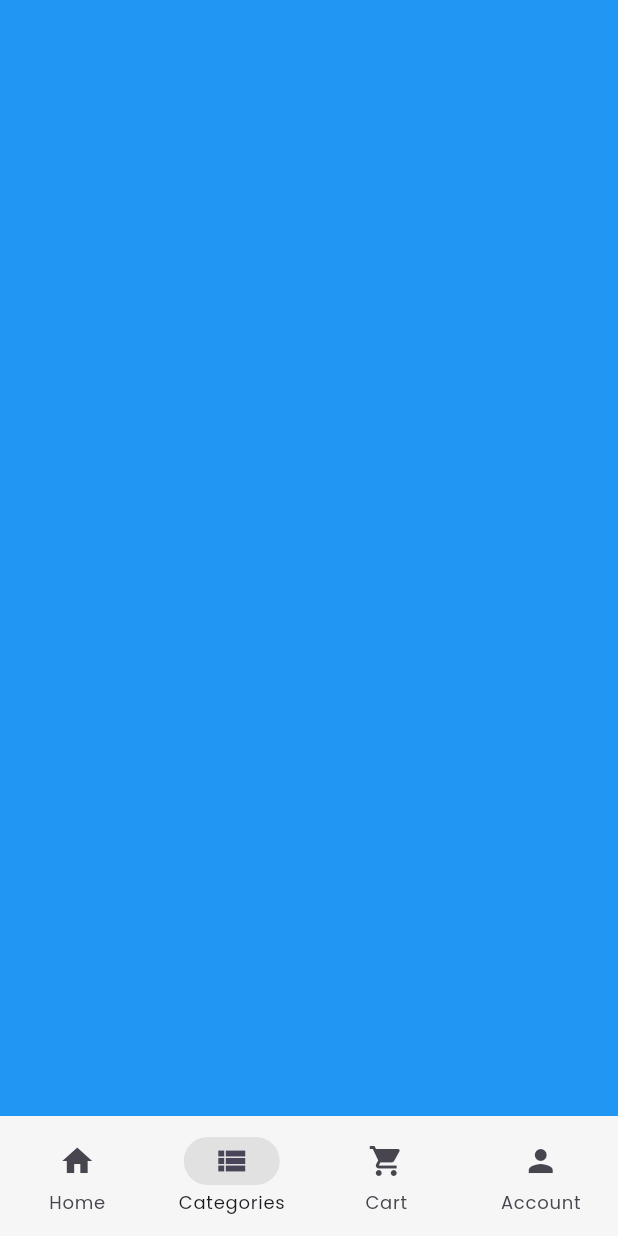
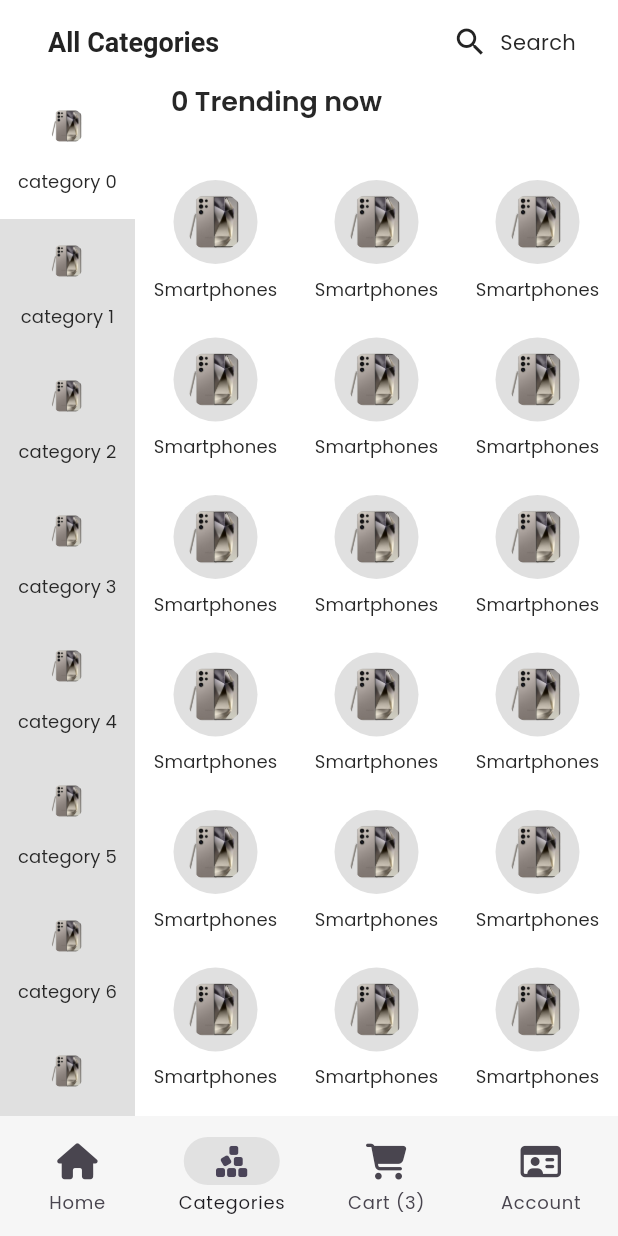
Before and after one commit to tapan98/flutter-gshop, a Flutter app: the NavigationMenu screen opened directly, item 2 of the bottom bar chosen, on a phone screen of 412 x 824 dp. Run offline on Flutter 3.47's test engine with Material 3 defaults, Android fonts, the light colour scheme and no system bars; our stand-ins replace carousel_slider, font_awesome_flutter, get, get_storage, logger; accounts and stored records are empty.

Commit message:
feat: Enhance rating chip and add category screen
This commit introduces enhancements to the rating chip, along with the addition of a new category screen and associated widgets.

The changes include:

-   **Rating Chip Enhancement:**
    -   Modified `RatingChip` to use `RoundedCornerContainer` for improved styling.
    -  Updated the background color based on the current theme mode.

- **Category Screen Implementation:**
    -   Added `CategoriesScreen` as the new category screen.
    -   Implemented `CategoryPanel` widget to display category selections with background color changes based on dark/light mode.
    - Added `category_section.dart` to render category section in the body.
    - Added `CircularImageText` widget to include image and text under it, e.g., for category items.
    - Added `CategoryController` to manage categories, their selections, and data
-  **AppBar Improvements:**
    -  Removed `HelperFunctions.setDynamicStatusBarTheme(context)` call from `AppBar` and updated it in `onboarding_screen.dart` instead.
    -  Updated category menu icon.
-   **Navigation Menu Updates:**
    -   Added `CategoriesScreen` to the `NavigationMenu`.
    -   Updated `NavigationMenu` icons and cart label.
    -   Updated `font_awesome_flutter` dependency.
- **Helper Functions Updates:**
    -   Removed `statusBarBrightness` from `setDynamicStatusBarTheme` to fix issue.
- **Category Model:**
    - Added `CategoryModel` to manage each category.
- **Product Card Updates:**
    - Modified `RatingChip` to have its own container.
    - Added `overflow: TextOverflow.ellipsis` to the `offerText`.
- **Search Bar Updates:**
    - Added option `height` in `GSearchBar`.
- **Circular Container:**
    - Added new widget `CircularContainer` to manage circular containers.
- **Address Bar Updates:**
    - Updated `AddressBar` label and style.
- **Other Updates:**
    - Updated `pubspec.yaml` and `pubspec.lock` to include `font_awesome_flutter` dependency.
    - Created a new `logger.dart` file to manage logging, for debugging purposes.

```diff
--- a/lib/common/widgets/appbar/appbar.dart
+++ b/lib/common/widgets/appbar/appbar.dart
@@ -1,4 +1,5 @@
 import 'package:flutter/material.dart';
+import 'package:flutter/services.dart';
 import 'package:get/get.dart';
 import 'package:gshop/util/constants/colors.dart';
 import 'package:gshop/util/constants/sizes.dart';
@@ -20,12 +21,10 @@ class GAppBar extends StatelessWidget implements PreferredSizeWidget {
 
   @override
   Widget build(BuildContext context) {
-    HelperFunctions.setDynamicStatusBarTheme(context);
     final isDark = HelperFunctions.isDarkMode(context);
     return Padding(
       padding: const EdgeInsets.symmetric(horizontal: GSizes.md),
       child: AppBar(
-        backgroundColor: Colors.transparent,
         automaticallyImplyLeading: false,
         leading: showBackArrow
             ? IconButton(
--- /dev/null
+++ b/lib/common/widgets/custom_shapes/container/circular_container.dart
@@ -0,0 +1,40 @@
+import 'package:flutter/material.dart';
+import 'package:gshop/util/constants/colors.dart';
+import 'package:gshop/util/constants/sizes.dart';
+import 'package:gshop/util/helpers/helper_functions.dart';
+
+class CircularContainer extends StatelessWidget {
+  const CircularContainer({
+    super.key,
+    this.width = GSizes.iconMd,
+    this.height = GSizes.iconMd,
+    this.backgroundColor,
+    this.border,
+    this.padding = const EdgeInsets.all(GSizes.xs),
+    this.child,
+  });
+
+  final double? width, height;
+  final Color? backgroundColor;
+  final BoxBorder? border;
+  final EdgeInsetsGeometry padding;
+  final Widget? child;
+
+  @override
+  Widget build(BuildContext context) {
+    final isDark = HelperFunctions.isDarkMode(context);
+    return Container(
+      width: width,
+      height: height,
+      padding: padding,
+      decoration: BoxDecoration(
+        color: (backgroundColor == null)
+            ? (isDark ? GColors.grey : GColors.white)
+            : backgroundColor,
+        borderRadius: BorderRadius.circular(100),
+        border: border,
+      ),
+      child: child,
+    );
+  }
+}
--- /dev/null
+++ b/lib/common/widgets/custom_shapes/container/circular_image_text.dart
@@ -0,0 +1,65 @@
+import 'package:flutter/material.dart';
+import 'package:gshop/util/constants/colors.dart';
+import 'package:gshop/util/constants/sizes.dart';
+import 'package:gshop/util/helpers/helper_functions.dart';
+
+class CircularImageText extends StatelessWidget {
+  const CircularImageText({
+    super.key,
+    this.width = 56,
+    this.height = 56,
+    this.imagePadding = GSizes.sm,
+    required this.image,
+    this.overlayColor,
+    this.fit = BoxFit.cover,
+    required this.text,
+    this.onTap,
+    this.imageBackgroundColor,
+  });
+
+  final double width, height, imagePadding;
+  final String text;
+  final String image;
+  final Color? overlayColor;
+  final BoxFit fit;
+  final VoidCallback? onTap;
+  final Color? imageBackgroundColor;
+
+  @override
+  Widget build(BuildContext context) {
+    final isDark = HelperFunctions.isDarkMode(context);
+    return InkWell(
+      onTap: onTap,
+      child: Column(
+        children: [
+          // Circular Image
+          Container(
+            width: width,
+            height: height,
+            padding: EdgeInsets.all(imagePadding),
+            decoration: BoxDecoration(
+              color: imageBackgroundColor ?? (isDark ? GColors.darkerGrey : GColors.grey),
+              borderRadius: BorderRadius.circular(100),
+            ),
+            child: ClipRRect(
+              borderRadius: BorderRadius.circular(100),
+              child: Image(
+                image: AssetImage(image),
+                color: overlayColor,
+              ),
+            ),
+          ),
+
+          const SizedBox(height: GSizes.spaceBtwItems / 2),
+
+          // Text
+          Text(text,
+              maxLines: 1,
+              style: Theme.of(context).textTheme.labelLarge,
+              textAlign: TextAlign.center,
+              overflow: TextOverflow.ellipsis),
+        ],
+      ),
+    );
+  }
+}
--- a/lib/common/widgets/custom_shapes/container/search_bar.dart
+++ b/lib/common/widgets/custom_shapes/container/search_bar.dart
@@ -13,6 +13,7 @@ class GSearchBar extends StatelessWidget {
     this.showBorder = true,
     this.onTap,
     this.padding = const EdgeInsets.symmetric(horizontal: GSizes.defaultSpace),
+    this.height,
   });
 
   final String text;
@@ -20,6 +21,7 @@ class GSearchBar extends StatelessWidget {
   final bool transparentBackground, showBorder;
   final VoidCallback? onTap;
   final EdgeInsetsGeometry padding;
+  final double? height;
 
   @override
   Widget build(BuildContext context) {
@@ -28,11 +30,12 @@ class GSearchBar extends StatelessWidget {
       onTap: onTap,
       child: Column(
         children: [
-          HelperFunctions.spaceBtwItemsHeight(),
+          // HelperFunctions.spaceBtwItemsHeight(),
           Padding(
             padding: padding,
             child: Container(
               width: DeviceUtils.getScreenWidth(context),
+              height: height,
               padding: EdgeInsets.all(GSizes.md),
               decoration: BoxDecoration(
                 color: transparentBackground
--- a/lib/common/widgets/products/product_cards/product_card_vertical.dart
+++ b/lib/common/widgets/products/product_cards/product_card_vertical.dart
@@ -38,11 +38,7 @@ class ProductCardVertical extends StatelessWidget {
                 Positioned(
                   bottom: 12,
                   left: 12,
-                  child: RoundedCornerContainer(
-                    padding: EdgeInsets.all(GSizes.xs),
-                    radius: GSizes.xs,
-                    child: RatingChip(rating: productRating,totalRatings: totalRatings),
-                  ),
+                  child: RatingChip(rating: productRating,totalRatings: totalRatings),
                 ),
               ],
             ),
@@ -81,6 +77,7 @@ class ProductCardVertical extends StatelessWidget {
                 Text(
                   offerText!,
                   style: Theme.of(context).textTheme.bodyLarge,
+                  overflow: TextOverflow.ellipsis,
                 ),
             ],
           ),
--- a/lib/common/widgets/products/rating/rating_chip.dart
+++ b/lib/common/widgets/products/rating/rating_chip.dart
@@ -1,4 +1,5 @@
 import 'package:flutter/material.dart';
+import 'package:gshop/common/widgets/custom_shapes/container/rounded_corner_container.dart';
 import 'package:gshop/util/constants/colors.dart';
 import 'package:gshop/util/constants/sizes.dart';
 import 'package:gshop/util/helpers/helper_functions.dart';
@@ -18,7 +19,12 @@ class RatingChip extends StatelessWidget {
 
   @override
   Widget build(BuildContext context) {
-    return Row(
+    final isDark = HelperFunctions.isDarkMode(context);
+    return RoundedCornerContainer(
+      padding: EdgeInsets.all(GSizes.xs),
+      radius: GSizes.xs,
+      backgroundColor: isDark ? GColors.grey : GColors.white,
+      child: Row(
         children: [
           Text("$rating ",
               style: Theme.of(context)
@@ -37,6 +43,7 @@ class RatingChip extends StatelessWidget {
                     .labelMedium!
                     .apply(color: GColors.black.withValues(alpha: 0.5))),
         ],
+      ),
     );
   }
 }
--- a/lib/features/authentication/screens/onboarding/onboarding_screen.dart
+++ b/lib/features/authentication/screens/onboarding/onboarding_screen.dart
@@ -3,6 +3,7 @@ import 'package:get/get.dart';
 import 'package:gshop/features/authentication/controllers/onboarding/onboarding_controller.dart';
 import 'package:gshop/util/constants/image_strings.dart';
 import 'package:gshop/util/constants/text_strings.dart';
+import 'package:gshop/util/helpers/helper_functions.dart';
 
 import 'widgets/onboarding_next_button.dart';
 import 'widgets/onboarding_page.dart';
@@ -13,6 +14,7 @@ class OnboardingScreen extends StatelessWidget {
 
   @override
   Widget build(BuildContext context) {
+    HelperFunctions.setDynamicStatusBarTheme(context);
     final controller = Get.put(OnboardingController());
     return Scaffold(
       body: Stack(
--- /dev/null
+++ b/lib/features/shop/controllers/category_controller.dart
@@ -0,0 +1,68 @@
+import 'package:flutter/material.dart';
+import 'package:font_awesome_flutter/font_awesome_flutter.dart';
+import 'package:get/get.dart';
+import 'package:gshop/common/widgets/custom_shapes/container/circular_container.dart';
+import 'package:gshop/common/widgets/custom_shapes/container/circular_image_text.dart';
+import 'package:gshop/features/shop/models/category_model.dart';
+import 'package:gshop/features/shop/screens/categories/widgets/category_section.dart';
+import 'package:gshop/util/constants/image_strings.dart';
+import 'package:gshop/util/logger/logger.dart';
+
+/// Instantiated in CategoriesScreen
+class CategoryController extends GetxController {
+  static CategoryController get instance => Get.find();
+
+  // Variables
+  final RxInt selectedIndex = 0.obs;
+  final sectionScrollController = ScrollController();
+
+  // TODO: To be dynamically fetched
+  final RxList<CategoryModel> categories = [
+    "Appliances",
+    "Mobiles",
+    "Electronics",
+    "Toys",
+    "Personal Care",
+    "Furniture",
+    "Clothes",
+    "Travel",
+    "Bikes & Scooters",
+    "Services"
+  ]
+     .asMap().entries .map(
+        (entry) => CategoryModel(
+          navigationRailDestination: NavigationRailDestination(
+              icon: FaIcon(FontAwesomeIcons.cubesStacked),
+              label: Text(entry.value, textAlign: TextAlign.center)),
+          destination: CategorySection(sectionTitle: "${entry.key} Trending now",),
+        ),
+      )
+      .toList()
+      .obs;
+
+  // Methods
+  List<NavigationRailDestination> getCategories() {
+    // TODO: fetch categories
+    return categories.map((item) => item.navigationRailDestination).toList();
+  }
+
+  List<Widget> getDestinations() {
+    // TODO: fetch category destinations
+    return categories.map((item) => item.destination).toList();
+  }
+
+  void onCategorySelected(int index) {
+    selectedIndex.value = index;
+    if (sectionScrollController.hasClients) {
+      sectionScrollController.animateTo(0, duration: Duration(milliseconds: 100), curve: Curves.easeIn);
+    }
+  }
+
+  @override
+  void onClose() {
+    Log.debug("Disposing sectionScrollController ...");
+    sectionScrollController.dispose();
+    super.onClose();
+
+  }
+}
--- /dev/null
+++ b/lib/features/shop/models/category_model.dart
@@ -0,0 +1,11 @@
+import 'package:flutter/material.dart';
+
+class CategoryModel {
+  CategoryModel({
+    required this.navigationRailDestination,
+    required this.destination,
+  });
+
+  final NavigationRailDestination navigationRailDestination;
+  final Widget destination;
+}
--- /dev/null
+++ b/lib/features/shop/screens/categories/categories_screen.dart
@@ -0,0 +1,61 @@
+import 'package:flutter/material.dart';
+import 'package:flutter/services.dart';
+import 'package:font_awesome_flutter/font_awesome_flutter.dart';
+import 'package:get/get.dart';
+import 'package:gshop/common/widgets/appbar/appbar.dart';
+import 'package:gshop/common/widgets/custom_shapes/container/search_bar.dart';
+import 'package:gshop/features/shop/screens/categories/widgets/category_panel.dart';
+import 'package:gshop/util/constants/colors.dart';
+import 'package:gshop/util/constants/image_strings.dart';
+import 'package:gshop/util/constants/sizes.dart';
+import 'package:gshop/util/device_utils/device_utility.dart';
+import 'package:gshop/util/helpers/helper_functions.dart';
+
+import '../../controllers/category_controller.dart';
+
+class CategoriesScreen extends StatelessWidget {
+  const CategoriesScreen({super.key});
+
+  @override
+  Widget build(BuildContext context) {
+    final isDark = HelperFunctions.isDarkMode(context);
+    final controller = Get.put(CategoryController());
+
+    return Scaffold(
+
+      appBar: GAppBar(
+        showBackArrow: false,
+        title: Text("All Categories"),
+        actions: [
+          // Search Button
+          TextButton(
+            onPressed: () {},
+            child: Row(
+              children: [
+                Icon(
+                  Icons.search,
+                  size: GSizes.iconMd,
+                  color: isDark ? GColors.white : GColors.black,
+                ),
+                const SizedBox(width: GSizes.spaceBtwItems / 2),
+                Text("Search", style: Theme.of(context).textTheme.bodyMedium),
+              ],
+            ),
+          ),
+        ],
+      ),
+      body: Row(
+        children: [
+          // NavigationRail
+          CategoryPanel(),
+
+          // Body
+          Expanded(
+            child: Obx(() =>
+                controller.getDestinations()[controller.selectedIndex.value]),
+          ),
+        ],
+      ),
+    );
+  }
+}
--- /dev/null
+++ b/lib/features/shop/screens/categories/widgets/category_panel.dart
@@ -0,0 +1,56 @@
+import 'package:flutter/material.dart';
+import 'package:get/get.dart';
+import 'package:gshop/common/widgets/custom_shapes/container/circular_image_text.dart';
+import 'package:gshop/features/shop/controllers/category_controller.dart';
+import 'package:gshop/util/constants/colors.dart';
+import 'package:gshop/util/constants/image_strings.dart';
+import 'package:gshop/util/constants/sizes.dart';
+import 'package:gshop/util/helpers/helper_functions.dart';
+
+class CategoryPanel extends StatelessWidget {
+  const CategoryPanel({super.key});
+
+  @override
+  Widget build(BuildContext context) {
+    final isDark = HelperFunctions.isDarkMode(context);
+    final controller = CategoryController.instance;
+
+    final panelBackgroundColor = isDark ? GColors.darkerGrey : GColors.grey;
+    final selectedItemColor = isDark ? GColors.black : GColors.white;
+
+    return LayoutBuilder(
+      builder: (context, constraint) {
+        return ConstrainedBox(
+          constraints:
+              BoxConstraints(minHeight: constraint.maxHeight, maxWidth: 90),
+          child: ListView.builder(
+            itemCount: controller.categories.length,
+            shrinkWrap: true,
+            itemBuilder: (context, index) => InkWell(
+              // TODO: set index & navigate to selected category section
+              onTap: () => controller.onCategorySelected(index),
+              child: Obx(
+                () => Container(
+                  width: 56,
+                  height: 90,
+                  padding: EdgeInsets.all(GSizes.sm),
+                  decoration: BoxDecoration(
+                    // Highlight selected Category
+                    color: index == controller.selectedIndex.value ? selectedItemColor : panelBackgroundColor,
+                  ),
+                  child: CircularImageText(
+                    width: 40,
+                    height: 40,
+                    image: GImages.product1,
+                    imageBackgroundColor: Colors.transparent,
+                    text: "category $index",
+                  ),
+                ),
+              ),
+            ),
+          ),
+        );
+      },
+    );
+  }
+}
--- /dev/null
+++ b/lib/features/shop/screens/categories/widgets/category_section.dart
@@ -0,0 +1,52 @@
+import 'package:flutter/material.dart';
+import 'package:gshop/common/widgets/custom_shapes/container/circular_container.dart';
+import 'package:gshop/common/widgets/custom_shapes/container/circular_image_text.dart';
+import 'package:gshop/common/widgets/texts/section_heading.dart';
+import 'package:gshop/features/shop/controllers/category_controller.dart';
+import 'package:gshop/util/constants/image_strings.dart';
+import 'package:gshop/util/constants/sizes.dart';
+import 'package:gshop/util/helpers/helper_functions.dart';
+
+class CategorySection extends StatelessWidget {
+  const CategorySection({
+    super.key,
+    required this.sectionTitle,
+  });
+
+  final String sectionTitle;
+
+  @override
+  Widget build(BuildContext context) {
+    return SingleChildScrollView(
+      controller: CategoryController.instance.sectionScrollController,
+      child: Column(
+        mainAxisAlignment: MainAxisAlignment.start,
+        crossAxisAlignment: CrossAxisAlignment.start,
+        children: [
+          // Section Heading
+          SectionHeading(title: sectionTitle),
+
+          HelperFunctions.spaceBtwSectionsHeight(),
+
+          // Items
+          //TODO: Fetch each category items from the controller
+          GridView.builder(
+            itemCount: 20,
+            gridDelegate: SliverGridDelegateWithFixedCrossAxisCount(
+                crossAxisCount: 3, mainAxisExtent: 105),
+            shrinkWrap: true,
+            physics: NeverScrollableScrollPhysics(),
+            itemBuilder: (context, index) => Padding(
+              padding: const EdgeInsets.all(GSizes.sm),
+              child: CircularImageText(
+                image: GImages.product1,
+                text: "Smartphones",
+                onTap: () {},
+              ),
+            ),
+          ),
+        ],
+      ),
+    );
+  }
+}
--- a/lib/features/shop/screens/home/home_screen.dart
+++ b/lib/features/shop/screens/home/home_screen.dart
@@ -5,6 +5,7 @@ import 'package:gshop/common/widgets/products/product_cards/product_card_vertica
 import 'package:gshop/common/widgets/texts/section_heading.dart';
 import 'package:gshop/features/shop/screens/home/widgets/home_product_categories.dart';
 import 'package:gshop/features/shop/screens/home/widgets/promo_slider.dart';
+import 'package:gshop/util/constants/colors.dart';
 import 'package:gshop/util/constants/image_strings.dart';
 import 'package:gshop/util/constants/sizes.dart';
 import 'package:gshop/util/device_utils/device_utility.dart';
@@ -28,7 +29,8 @@ class HomeScreen extends StatelessWidget {
               child: Column(
                 children: [
                   SizedBox(height: DeviceUtils.getAppBarHeight()),
-                  AddressBar(),
+                  AddressBar(foregroundColor: GColors.black),
+                  HelperFunctions.spaceBtwItemsHeight(),
                   GSearchBar(text: "Search for Products"),
                 ],
               ),
--- a/lib/features/shop/screens/home/widgets/address_bar.dart
+++ b/lib/features/shop/screens/home/widgets/address_bar.dart
@@ -1,4 +1,5 @@
 import 'package:flutter/material.dart';
+import 'package:font_awesome_flutter/font_awesome_flutter.dart';
 import 'package:gshop/util/constants/colors.dart';
 import 'package:gshop/util/constants/sizes.dart';
 
@@ -20,7 +21,8 @@ class AddressBar extends StatelessWidget {
         children: [
           // Icon
           // TODO: change change icon based on location type, e.g. Home, Office
-          Icon(Icons.location_on, color: foregroundColor, size: GSizes.iconSm),
+          // Icon(Icons.location_on, color: foregroundColor, size: GSizes.iconSm),
+          FaIcon(FontAwesomeIcons.locationDot, color: foregroundColor, size: GSizes.iconSm),
 
           const SizedBox(width: GSizes.spaceBtwItems / 2),
 
@@ -29,7 +31,7 @@ class AddressBar extends StatelessWidget {
             "Home",
             style: Theme.of(context)
                 .textTheme
-                .labelLarge!
+                .bodyMedium!
                 .apply(color: foregroundColor),
           ),
 
@@ -40,7 +42,7 @@ class AddressBar extends StatelessWidget {
             child: Text(
               "Ama Colony, Vin Building, Delhi, India - 110001",
               style: Theme.of(context).textTheme.labelMedium!.apply(
-                    color: foregroundColor.withValues(alpha: 0.7),
+                    color: foregroundColor,
                   ),
               overflow: TextOverflow.ellipsis,
             ),
--- a/lib/navigation_menu.dart
+++ b/lib/navigation_menu.dart
@@ -1,5 +1,8 @@
 import 'package:flutter/material.dart';
+import 'package:font_awesome_flutter/font_awesome_flutter.dart';
 import 'package:get/get.dart';
+import 'package:gshop/common/widgets/custom_shapes/container/circular_container.dart';
+import 'package:gshop/features/shop/screens/categories/categories_screen.dart';
 import 'package:gshop/features/shop/screens/home/home_screen.dart';
 import 'package:gshop/util/constants/colors.dart';
 import 'package:gshop/util/helpers/helper_functions.dart';
@@ -23,19 +26,21 @@ class NavigationMenu extends StatelessWidget {
               : GColors.black.withValues(alpha: 0.1),
           destinations: [
             NavigationDestination(
-              icon: Icon(Icons.home),
+              // icon: Icon(Icons.home),
+              icon: FaIcon(FontAwesomeIcons.house),
               label: "Home",
             ),
             NavigationDestination(
-              icon: Icon(Icons.view_list),
+              icon: FaIcon(FontAwesomeIcons.cubesStacked),
               label: "Categories",
             ),
             NavigationDestination(
-              icon: Icon(Icons.shopping_cart),
-              label: "Cart",
+              icon: FaIcon(FontAwesomeIcons.cartShopping),
+              // TODO: Fetch Cart items
+              label: "Cart (3)",
             ),
             NavigationDestination(
-              icon: Icon(Icons.person),
+              icon: FaIcon(FontAwesomeIcons.idCard),
               label: "Account",
             ),
           ],
@@ -51,7 +56,7 @@ class NavigationController extends GetxController {
 
   final List<StatelessWidget> screens = <StatelessWidget>[
     const HomeScreen(),
-    Container(color: Colors.blue),
+    const CategoriesScreen(),
     Container(color: Colors.green),
     Container(color: Colors.purple),
   ];
--- a/lib/util/helpers/helper_functions.dart
+++ b/lib/util/helpers/helper_functions.dart
@@ -94,7 +94,7 @@ class HelperFunctions {
 
   static void setDynamicStatusBarTheme(BuildContext context) {
     SystemChrome.setSystemUIOverlayStyle(SystemUiOverlayStyle(
-      statusBarBrightness: Theme.of(context).brightness,
+      // statusBarBrightness: Theme.of(context).brightness,
       statusBarIconBrightness:
       isDarkMode(context)
           ? Brightness.light
--- a/pubspec.yaml
+++ b/pubspec.yaml
@@ -14,6 +14,7 @@ dependencies:
 
   # Icons
   cupertino_icons: ^1.0.8
+  font_awesome_flutter: ^10.8.0
 
   # State Management
   get: ^4.6.6
```
Also changed, not shown: pubspec.lock. Lines whose indentation alone changed are shown as unchanged.
